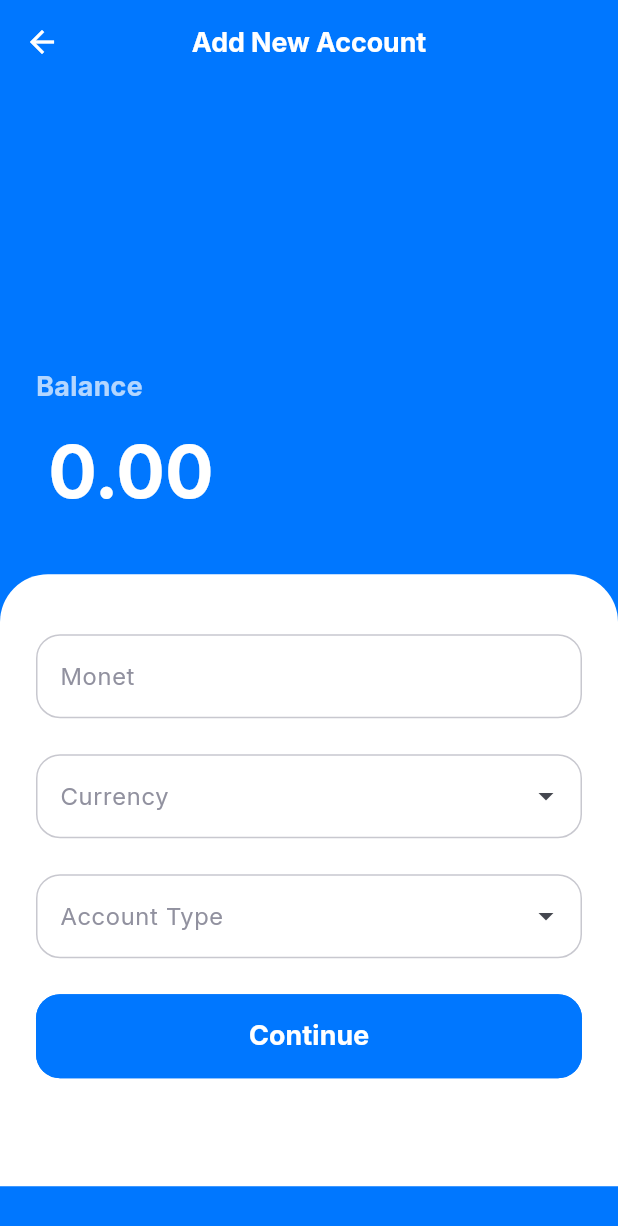
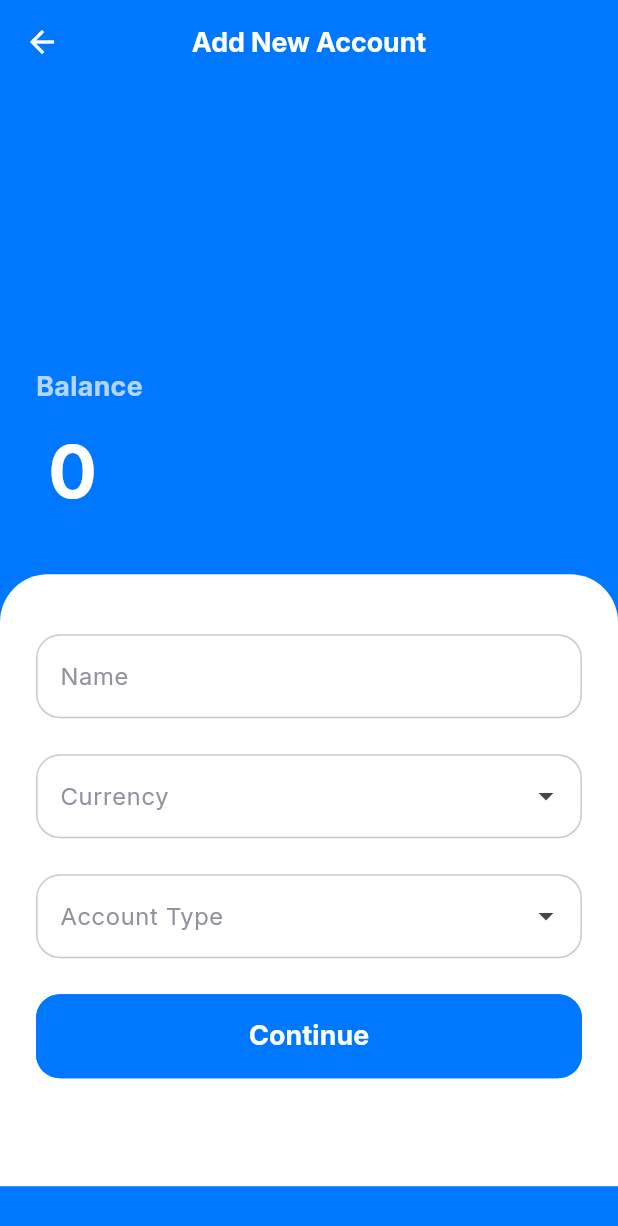
Before and after one commit to MONET-SYSTEM/monetUI, a Flutter app: the AddAccountScreen screen opened by its route, on a phone screen of 412 x 824 dp. Shown: the top 1226 px of the screen. Run offline on Flutter 3.47's test engine with Material 3 defaults, Android fonts, the phone set to English and light mode, and no system bars; drawn by our look-alikes of dropdown_search; our stand-ins replace dio, hive, hive_flutter; missing offline and left inert: bcrypt; accounts and stored records are empty; generated files the repository leaves out were written again; network calls fail.

Commit message:
Integrate account type, currencies, and account endpoint

```diff
--- /dev/null
+++ b/lib/controller/account_type.dart
@@ -0,0 +1,33 @@
+import 'package:dio/dio.dart';
+import 'package:monet/resources/app_strings.dart';
+import 'package:monet/services/api.dart';
+import 'package:monet/services/api_routes.dart';
+import 'package:monet/models/result.dart';
+import 'package:monet/services/account_type_service.dart';
+
+class AccountTypeController {
+  static Future<Result> load() async {
+    try {
+      final response = await ApiService.get(ApiRoutes.accountTypeUrl, {});
+
+      if (response.data == null) {
+        return Result(isSuccess: false, message: "Empty response from server");
+      }
+
+      final results = response.data['results'];
+      if (results == null) {
+        return Result(isSuccess: false, message: "Invalid response format from server");
+      }
+
+      final accountTypes = await AccountTypeService.createAccountTypes(results['account_types']);
+      return Result(isSuccess: true, message: response.data['message'], results: accountTypes);
+    } on DioException catch (e) {
+      final message = ApiService.errorMessage(e);
+      final errors = e.response?.data?['errors'];
+
+      return Result(isSuccess: false, message: message, errors: errors);
+    } catch (e) {
+      return Result(isSuccess: false, message: AppStrings.anErrorOccurredTryAgain);
+    }
+  }
+}
--- a/lib/main.dart
+++ b/lib/main.dart
@@ -1,5 +1,7 @@
 import 'package:flutter/material.dart';
 import 'package:hive_flutter/hive_flutter.dart';
+import 'package:monet/models/account.dart';
+import 'package:monet/models/account_type.dart';
 import 'package:monet/models/currency.dart';
 import 'package:monet/models/user.dart';
 import 'package:monet/resources/app_colours.dart';
@@ -23,6 +25,8 @@ Future<void> main() async {
   await Hive.initFlutter();
   Hive.registerAdapter(UserModelAdapter());
   Hive.registerAdapter(CurrencyModelAdapter());
+  Hive.registerAdapter(AccountTypeModelAdapter());
+  Hive.registerAdapter(AccountModelAdapter());
   runApp(const MyApp());
 }
 
--- /dev/null
+++ b/lib/models/account.dart
@@ -0,0 +1,66 @@
+import 'package:hive/hive.dart';
+import 'package:monet/models/account_type.dart';
+import 'package:monet/models/currency.dart';
+
+part 'account.g.dart';
+
+@HiveType(typeId: 4)
+class AccountModel{
+  @HiveField(0)
+  late String id;
+
+  @HiveField(1)
+  late String name;
+
+  @HiveField(2)
+  late double initialBalance;
+
+  @HiveField(3)
+  late String initialBalanceText;
+
+  @HiveField(4)
+  late double currentBalance;
+
+  @HiveField(5)
+  late String currentBalanceText;
+
+  @HiveField(6)
+  String? colourCode;
+
+  @HiveField(7)
+  late int active;
+
+  @HiveField(8)
+  late CurrencyModel currency;
+
+  @HiveField(9)
+  late AccountTypeModel accountType;
+
+  static String accountBox = 'accounts';
+
+  static AccountModel fromMap(Map<String, dynamic> account) {
+    var accountModel = AccountModel();
+    accountModel.id = account['id'];
+    accountModel.name = account['name'];
+
+    accountModel.initialBalance = (account['initial_balance'] as num).toDouble();
+    accountModel.initialBalanceText = account['initial_balance_text'];
+
+    accountModel.currentBalance = (account['current_balance'] as num).toDouble();
+    accountModel.currentBalanceText = account['current_balance_text'];
+
+    accountModel.colourCode = account['colour_code'];
+    accountModel.active = account['active'];
+    accountModel.currency = CurrencyModel.fromMap(account['currency']);
+    accountModel.accountType = AccountTypeModel.fromMap(account['account_type']);
+
+    return accountModel;
+  }
+
+  bool isEqual(AccountModel model) {
+    return id == model.id;
+  }
+
+  @override
+  String toString() => name;
+}
--- /dev/null
+++ b/lib/models/account_type.dart
@@ -0,0 +1,37 @@
+import 'package:hive/hive.dart';
+
+part 'account_type.g.dart';
+
+@HiveType(typeId: 3)
+class AccountTypeModel{
+  @HiveField(0)
+  late String id;
+
+  @HiveField(1)
+  late String name;
+
+  @HiveField(2)
+  late String code;
+
+  @HiveField(3)
+  late String description;
+
+  static String accountTypeBox = 'account_types';
+
+  static AccountTypeModel fromMap(Map<String, dynamic> accountType) {
+    var accountTypeModel = AccountTypeModel();;
+    accountTypeModel.id = accountType['id'];
+    accountTypeModel.name = accountType['name'];
+    accountTypeModel.code = accountType['code'];
+    accountTypeModel.description = accountType['description'];
+
+    return accountTypeModel;
+  }
+
+  bool isEqual(AccountTypeModel model) {
+    return id == model.id;
+  }
+
+  @override
+  String toString() => name;
+}
--- a/lib/views/account/add_account.dart
+++ b/lib/views/account/add_account.dart
@@ -1,11 +1,16 @@
 import 'package:flutter/material.dart';
+import 'package:flutter/services.dart';
+import 'package:monet/controller/account.dart';
+import 'package:monet/controller/account_type.dart';
 import 'package:monet/controller/currency.dart';
+import 'package:monet/models/account_type.dart';
 import 'package:monet/models/currency.dart';
 import 'package:monet/resources/app_colours.dart';
 import 'package:monet/resources/app_routes.dart';
 import 'package:monet/resources/app_spacing.dart';
 import 'package:monet/resources/app_strings.dart';
 import 'package:monet/resources/app_styles.dart';
+import 'package:monet/utils/helper.dart';
 import 'package:monet/views/components/form/select_input.dart';
 import 'package:monet/views/components/form/text_signup.dart';
 import 'package:monet/views/components/ui/app_bar.dart';
@@ -23,6 +28,17 @@ class _AddAccountScreenState extends State<AddAccountScreen> {
   CurrencyModel? selectedCurrency;
   List<CurrencyModel> currencies = [];
 
+  AccountTypeModel? selectedAccountType;
+  List<AccountTypeModel> accountTypes = [];
+
+  TextEditingController balance = TextEditingController(text: '0');
+  TextEditingController name = TextEditingController();
+  final _formKey = GlobalKey<FormState>();
+  bool _isLoading = false;
+
+  FocusNode balanceFocus = FocusNode();
+  FocusNode nameFocus = FocusNode();
+
   @override
   Widget build(BuildContext context) {
     return GestureDetector(
@@ -32,7 +48,9 @@ class _AddAccountScreenState extends State<AddAccountScreen> {
         appBar: buildAppBar(context, AppStrings.addNewAccount,
             backgroundColor: AppColours.primaryColour,
             foregroundColor: Colors.white),
-        body: ListView(
+        body: Form (
+          key: _formKey,
+          child: ListView(
             children: [
               Padding(
                 padding: const EdgeInsets.all(24),
@@ -40,20 +58,43 @@ class _AddAccountScreenState extends State<AddAccountScreen> {
                   mainAxisAlignment: MainAxisAlignment.start,
                   crossAxisAlignment: CrossAxisAlignment.start,
                   children: [
-                  AppSpacing.vertical(size: MediaQuery.of(context).size.height / 5),
-                  Text(AppStrings.balance, style: AppStyles.semibold(color: Colors.white.withOpacity(0.7))),
+                    AppSpacing.vertical(size: MediaQuery
+                        .of(context)
+                        .size
+                        .height / 5),
+                    Text(AppStrings.balance, style: AppStyles.semibold(
+                        color: Colors.white.withOpacity(0.7))),
                     Row(
                       children: [
-                      Text(selectedCurrency?.code ?? '', style: AppStyles.semibold(size: 48, color: Colors.white)),
+                        Text(selectedCurrency?.code ?? '',
+                            style: AppStyles.semibold(
+                                size: 48, color: Colors.white)),
                         AppSpacing.horizontal(size: 8),
                         Expanded(child: TextFormField(
-                        controller: TextEditingController(text: '0.00'),
-                        style: AppStyles.semibold(size: 48, color: Colors.white),
+                          enabled: !_isLoading,
+                          controller: balance,
+
+                          style: AppStyles.semibold(size: 48, color: Colors
+                              .white),
                           decoration: const InputDecoration(
                             border: InputBorder.none,
+                            errorStyle: TextStyle(color: Colors.white)
                           ),
-                        keyboardType: const TextInputType.numberWithOptions(decimal: true),
+                          keyboardType: const TextInputType.numberWithOptions(
+                              decimal: true),
+                          focusNode: balanceFocus,
                           cursorColor: Colors.white,
+                          inputFormatters: [
+                            FilteringTextInputFormatter.allow(
+                                RegExp(r'^\d+\.?\d{0,2}'))
+                          ],
+                          autovalidateMode: AutovalidateMode.onUserInteraction,
+                          validator: (value) {
+                            if(value == null || value.isEmpty){
+                              return AppStrings.inputIsRequired.replaceAll(":input", AppStrings.balance);
+                            }
+                            return null;
+                          },
                         )),
                       ],
                     )
@@ -63,26 +104,40 @@ class _AddAccountScreenState extends State<AddAccountScreen> {
               Container(
                 decoration: BoxDecoration(
                     color: Colors.white,
-                  borderRadius: BorderRadius.only(topLeft: Radius.circular(32), topRight: Radius.circular(32))
+                    borderRadius: BorderRadius.only(topLeft: Radius.circular(32),
+                        topRight: Radius.circular(32))
                 ),
                 child: Padding(
                   padding: const EdgeInsets.all(24),
                   child: Column(
                     children: [
                       AppSpacing.vertical(size: 16),
-                    TextInputComponent(label: AppStrings.appName, textEditingController: TextEditingController()),
+                      TextInputComponent(label: AppStrings.name,
+                          textEditingController: name, focusNode: nameFocus, isRequired: true, isEnabled: !_isLoading),
                       AppSpacing.vertical(),
-                    SelectInputComponent(label: AppStrings.currency, items: currencies, selectedItem: selectedCurrency, onChanged: (CurrencyModel? value) {
+                      SelectInputComponent(label: AppStrings.currency,
+                          items: currencies,
+                          selectedItem: selectedCurrency,
+                          onChanged: (CurrencyModel? value) {
                             setState(() => selectedCurrency = value);
-                    }, compareFn: (item1, item2) => item1.isEqual(item2)),
+                          },
+                          compareFn: (item1, item2) => item1.isEqual(item2),
+                          showSearchBox: true, isRequired: true, isEnabled: !_isLoading),
+
                       AppSpacing.vertical(),
-                    SelectInputComponent(label: AppStrings.accountType, items: ["Savings", "Current"], onChanged: (String? value) {
-                      print(value);
-                    }),
+
+                      SelectInputComponent(label: AppStrings.accountType,
+                          items: accountTypes,
+                          onChanged: (AccountTypeModel? value) {
+                            setState(() => selectedAccountType = value);
+                          },
+                          compareFn: (item1, item2) => item1.isEqual(item2), isRequired: true, isEnabled: !_isLoading),
+
                       AppSpacing.vertical(),
-                    ButtonComponent(label: AppStrings.continueText, onPressed: (){
-                      Navigator.of(context).pushNamed(AppRoutes.signupSuccess);
-                    }),
+
+                      ButtonComponent(
+                          label: AppStrings.continueText, onPressed:_handleSubmit, isLoading: _isLoading),
+
                       AppSpacing.vertical(size: 48),
                     ],
                   ),
@@ -91,7 +146,26 @@ class _AddAccountScreenState extends State<AddAccountScreen> {
             ],
           ),
         ),
+      ),
     );
+  }
+
+  _handleSubmit() async {
+    if (!_formKey.currentState!.validate()) {
+      return;
+    }
+
+    setState(() => _isLoading = true);
+
+    final initialBalance = Helper.parseInputAmount(balance.text.trim());
+    final result = await AccountController.create(initialBalance, name.text.trim(), selectedCurrency?.id ?? '', selectedAccountType?.id ?? '');
+    setState(() => _isLoading = false);
+
+    if(!result.isSuccess) {
+      Helper.snackBar(context, message: result.message, isSuccess: false);
+      return;
+    }
+    Navigator.of(context).pushNamedAndRemoveUntil(AppRoutes.signupSuccess, (Route<dynamic> route) => false);
   }
 
   @override
@@ -100,11 +174,26 @@ class _AddAccountScreenState extends State<AddAccountScreen> {
     _initScreen();
   }
 
-  _initScreen() async {
+  _initScreen(){
+    _loadCurrencies();
+    _loadAccountTypes();
+
+  }
+
+  _loadCurrencies() async {
     // Load currencies
     final result = await CurrencyController.load();
-    if(result.isSuccess && result.results != null) {
+    if (result.isSuccess && result.results != null) {
       setState(() => currencies = result.results);
     }
   }
+
+  _loadAccountTypes() async {
+    // Load account types
+    final result = await AccountTypeController.load();
+    if (result.isSuccess && result.results != null) {
+      setState(() => accountTypes = result.results);
     }
+  }
+
+}
--- a/lib/views/auth/login.dart
+++ b/lib/views/auth/login.dart
@@ -1,4 +1,5 @@
 import 'package:flutter/material.dart';
+import 'package:monet/controller/account.dart';
 import 'package:monet/controller/auth.dart';
 import 'package:monet/resources/app_colours.dart';
 import 'package:monet/resources/app_routes.dart';
@@ -140,8 +141,8 @@ class _LoginScreenState extends State<LoginScreen> {
 
     setState(() => _isLoading = true);
 
-    var result = await AuthController.login(
-        _emailEditingController.text.trim(), _passwordEditingController.text);
+    var result = await AuthController.login(_emailEditingController.text.trim(), _passwordEditingController.text);
+
 
     setState(() => _isLoading = false);
 
--- a/lib/views/components/form/select_input.dart
+++ b/lib/views/components/form/select_input.dart
@@ -1,6 +1,7 @@
 import 'package:dropdown_search/dropdown_search.dart';
 import 'package:flutter/material.dart';
 import 'package:monet/resources/app_colours.dart';
+import 'package:monet/resources/app_strings.dart';
 
 class SelectInputComponent<T> extends StatefulWidget {
   final bool isRequired;
@@ -13,8 +14,9 @@ class SelectInputComponent<T> extends StatefulWidget {
   final T? selectedItem;
   final Function(T? value) onChanged;
   final bool Function(T, T)? compareFn;
+  final bool? showSearchBox;
 
-  const SelectInputComponent({super.key, required this.label, this.onFieldSubmitted, this.focusNode, this.isRequired = false, this.isEnabled = true, this.error, required this.items, required this.onChanged, this.selectedItem, this.compareFn});
+  const SelectInputComponent({super.key, required this.label, this.onFieldSubmitted, this.focusNode, this.isRequired = false, this.isEnabled = true, this.error, required this.items, required this.onChanged, this.selectedItem, this.compareFn, this.showSearchBox});
 
   @override
   State<SelectInputComponent<T>> createState() => _SelectInputComponentState<T>();
@@ -26,8 +28,10 @@ class _SelectInputComponentState<T> extends State<SelectInputComponent<T>> {
   @override
   Widget build(BuildContext context) {
     return DropdownSearch<T>(
-      popupProps: const PopupProps.modalBottomSheet(
+      popupProps: PopupProps.modalBottomSheet(
         showSelectedItems: true,
+        showSearchBox: widget.showSearchBox ?? false,
+        searchFieldProps: const TextFieldProps(padding: EdgeInsets.only(left: 16, right: 16, top: 24, bottom: 24))
       ),
       items: widget.items,
       compareFn: widget.compareFn,
@@ -51,6 +55,14 @@ class _SelectInputComponentState<T> extends State<SelectInputComponent<T>> {
       ),
       onChanged: widget.onChanged,
       selectedItem: widget.selectedItem,
+      autoValidateMode: AutovalidateMode.onUserInteraction,
+      validator: (value) {
+        if(widget.isRequired && value == null) {
+          return AppStrings.inputIsRequired.replaceAll(":input", widget.label);
+        }
+        return null;
+      },
+      enabled: widget.isEnabled,
     );
   }
 
```
Also changed, not shown: lib/controller/account.dart (added, +60 -0 lines), lib/controller/auth.dart (+7 -0 lines), lib/models/currency.dart (+14 -0 lines), lib/services/account_service.dart (added, +42 -0 lines), lib/services/account_type_service.dart (added, +29 -0 lines), lib/services/currency_service.dart (+2 -20 lines), lib/utils/helper.dart (+12 -1 lines), lib/views/auth/signup_success.dart (+12 -0 lines). Lines whose indentation alone changed are shown as unchanged.
